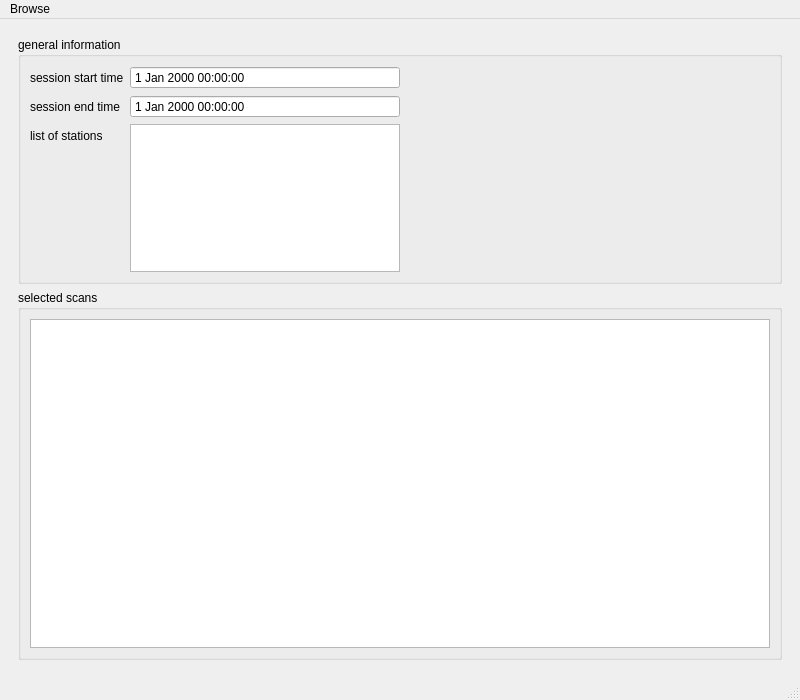
Above: Satellite/satellitescheduling.ui from TUW-VieVS/VieSchedppGUI before the change. Below: the same form after it.
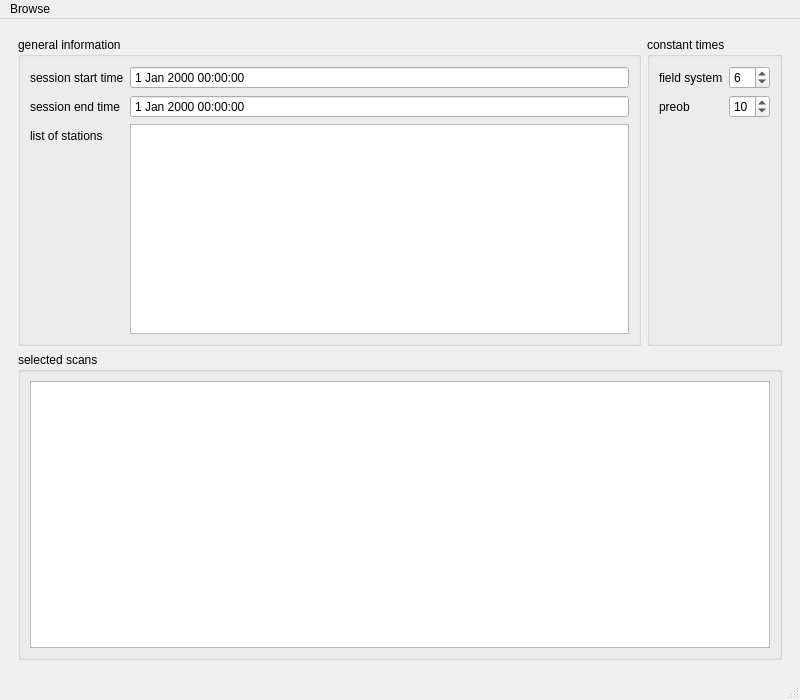
That is the form after the change. The open tabs and pages were chosen to show the change. Icons and pictures are not drawn.

What changed in the file:
```diff
--- a/Satellite/satellitescheduling.ui
+++ b/Satellite/satellitescheduling.ui
@@ -398,9 +398,9 @@
        </layout>
       </widget>
       <widget class="QWidget" name="page_3">
-       <layout class="QVBoxLayout" name="verticalLayout_11">
+       <layout class="QVBoxLayout" name="verticalLayout_9">
         <item>
-         <layout class="QVBoxLayout" name="verticalLayout_9" stretch="2,3">
+         <layout class="QHBoxLayout" name="horizontalLayout_9">
           <item>
            <widget class="QGroupBox" name="groupBox_6">
             <property name="title">
@@ -455,36 +455,63 @@
                </item>
               </layout>
              </item>
-             <item>
-              <spacer name="horizontalSpacer_5">
-               <property name="orientation">
-                <enum>Qt::Horizontal</enum>
-               </property>
-               <property name="sizeHint" stdset="0">
-                <size>
-                 <width>40</width>
-                 <height>20</height>
-                </size>
-               </property>
-              </spacer>
-             </item>
             </layout>
            </widget>
           </item>
           <item>
-           <widget class="QGroupBox" name="groupBox_7">
+           <widget class="QGroupBox" name="groupBox_8">
             <property name="title">
-             <string>selected scans</string>
+             <string>constant times</string>
             </property>
-            <layout class="QVBoxLayout" name="verticalLayout_10">
-             <item>
-              <widget class="QTreeView" name="treeView_listOfSelectedScans"/>
+            <layout class="QFormLayout" name="formLayout_2">
+             <item row="0" column="0">
+              <widget class="QLabel" name="label_9">
+               <property name="text">
+                <string>field system</string>
+               </property>
+              </widget>
+             </item>
+             <item row="0" column="1">
+              <widget class="QSpinBox" name="spinBox_fs">
+               <property name="value">
+                <number>6</number>
+               </property>
+              </widget>
+             </item>
+             <item row="1" column="1">
+              <widget class="QSpinBox" name="spinBox_preob">
+               <property name="value">
+                <number>10</number>
+               </property>
+               <property name="displayIntegerBase">
+                <number>10</number>
+               </property>
+              </widget>
+             </item>
+             <item row="1" column="0">
+              <widget class="QLabel" name="label_8">
+               <property name="text">
+                <string>preob</string>
+               </property>
+              </widget>
              </item>
             </layout>
            </widget>
           </item>
          </layout>
         </item>
+        <item>
+         <widget class="QGroupBox" name="groupBox_7">
+          <property name="title">
+           <string>selected scans</string>
+          </property>
+          <layout class="QVBoxLayout" name="verticalLayout_10">
+           <item>
+            <widget class="QTreeView" name="treeView_listOfSelectedScans"/>
+           </item>
+          </layout>
+         </widget>
+        </item>
        </layout>
       </widget>
      </widget>
```
Left out of the diff: 42 changed lines with no effect on the pictures.
